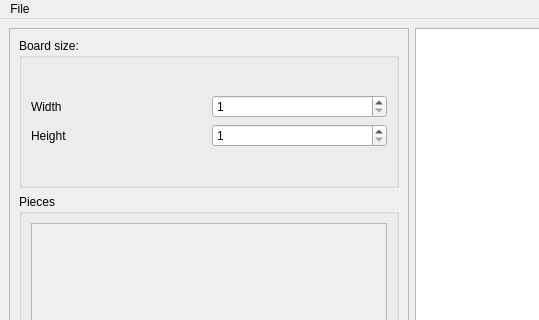
Old version of the form tools/board_editor/ui_source/board_editor.ui in the repository Bruno-Ed-cs/normal_chess; both pictures show x 0 to 539 and y 0 to 320 of the 1034 by 942 pixel window.
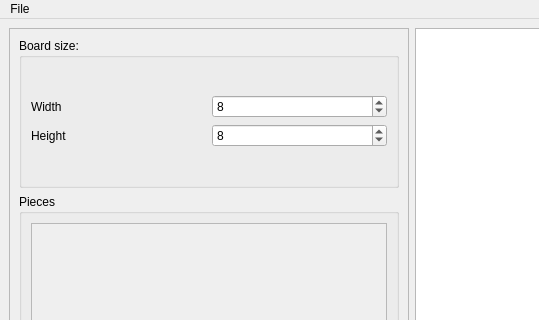
New version of the form. Icons and pictures are not drawn.

What changed in the file:
```diff
--- a/tools/board_editor/ui_source/board_editor.ui
+++ b/tools/board_editor/ui_source/board_editor.ui
@@ -92,6 +92,9 @@
                      <property name="maximum">
                       <number>500</number>
                      </property>
+                     <property name="value">
+                      <number>8</number>
+                     </property>
                     </widget>
                    </item>
                   </layout>
@@ -113,6 +116,9 @@
                      <property name="maximum">
                       <number>500</number>
                      </property>
+                     <property name="value">
+                      <number>8</number>
+                     </property>
                     </widget>
                    </item>
                   </layout>
```
Left out of the diff: 6 changed lines with no effect on the pictures.
